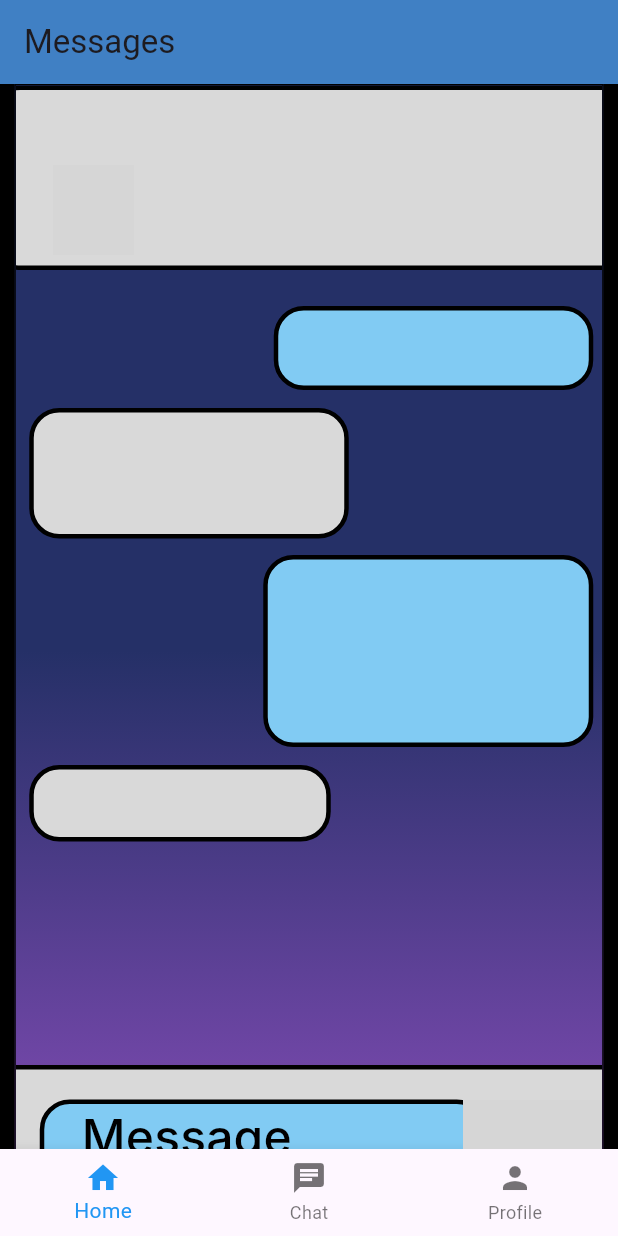
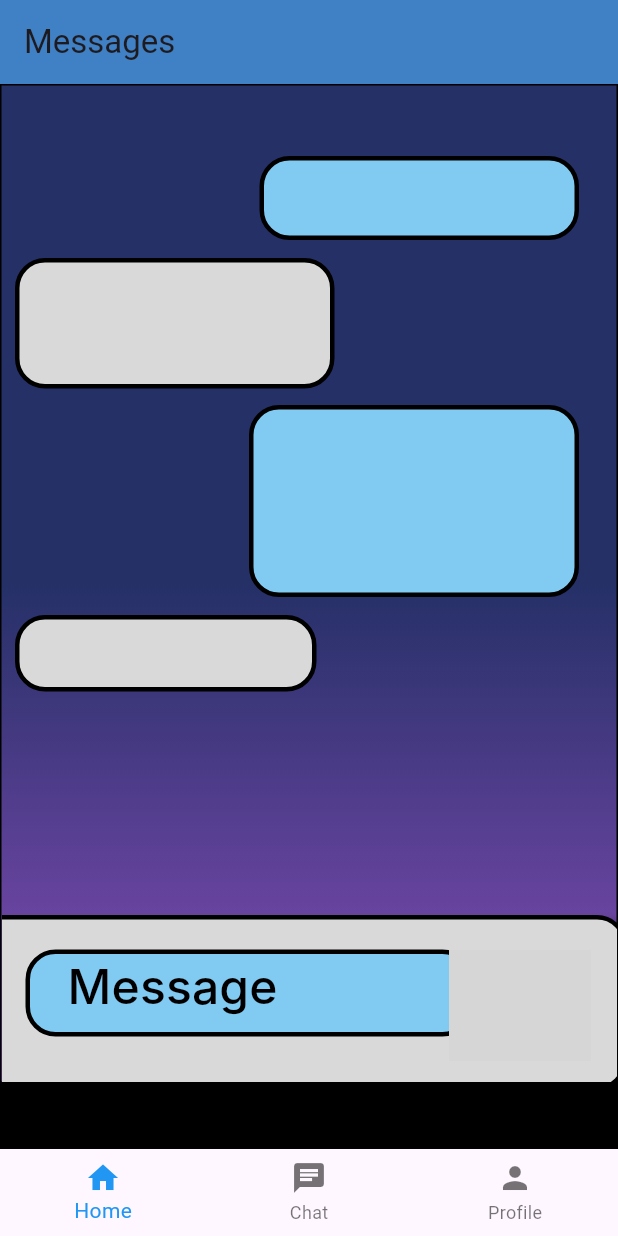
Before and after one commit to DueroBone/tech_120_app, a Flutter app: the MakeFullscreen screen opened directly, on a phone screen of 412 x 824 dp. Run offline on Flutter 3.47's test engine with Material 3 defaults, Android fonts, the light colour scheme and no system bars; our stand-ins replace shared_preferences; accounts and stored records are empty; network calls fail; Roboto replaces fonts that are missing (Inter); grey boxes are pictures that could not be loaded.

```diff
--- a/lib/Middleware/models/user.dart
+++ b/lib/Middleware/models/user.dart
@@ -1,11 +1,11 @@
 import 'dart:ui';
-
+import 'package:flutter/widgets.dart';
 import 'package:tech_120_app/Middleware/models/auth_token.dart';
 
 class User {
   final AuthToken authToken;
   final String name;
-  final Image? avatar;
+  final Widget? avatar;
   final bool isMentor;
 
   User(this.authToken, this.name, this.avatar, this.isMentor);
--- a/lib/Views/Generated/Mentor Messaging/Mentor_Messaging.dart
+++ b/lib/Views/Generated/Mentor Messaging/Mentor_Messaging.dart
@@ -1,12 +1,13 @@
 import 'package:flutter/material.dart';
+
 class MessagingStudentSide extends StatelessWidget {
   @override
   Widget build(BuildContext context) {
     return Column(
       children: [
         Container(
-          width: 393,
-          height: 756,
+          width: 420,
+          height: 666,
           clipBehavior: Clip.antiAlias,
           decoration: ShapeDecoration(
             gradient: LinearGradient(
@@ -21,41 +22,14 @@ class MessagingStudentSide extends StatelessWidget {
                 blurRadius: 8,
                 offset: Offset(0, 4),
                 spreadRadius: 0,
-              )
+              ),
             ],
           ),
           child: Stack(
             children: [
               Positioned(
-                left: -17,
-                top: 0,
-                child: Container(
-                  width: 434,
-                  height: 123,
-                  child: Stack(
-                    children: [
-                      Positioned(
-                        left: 0,
-                        top: 0,
-                        child: Container(
-                          width: 434,
-                          height: 123,
-                          decoration: ShapeDecoration(
-                            color: const Color(0xFFD9D9D9),
-                            shape: RoundedRectangleBorder(
-                              side: BorderSide(width: 3),
-                              borderRadius: BorderRadius.circular(20),
-                            ),
-                          ),
-                        ),
-                      ),
-                    ],
-                  ),
-                ),
-              ),
-              Positioned(
                 left: -21,
-                top: 653,
+                top: 553,
                 child: Container(
                   width: 438,
                   height: 117,
@@ -66,7 +40,7 @@ class MessagingStudentSide extends StatelessWidget {
                         blurRadius: 4,
                         offset: Offset(0, 4),
                         spreadRadius: 0,
-                      )
+                      ),
                     ],
                   ),
                   child: Stack(
@@ -92,7 +66,7 @@ class MessagingStudentSide extends StatelessWidget {
               ),
               Positioned(
                 left: 16,
-                top: 676,
+                top: 576,
                 child: Container(
                   width: 298,
                   height: 58,
@@ -119,7 +93,7 @@ class MessagingStudentSide extends StatelessWidget {
               ),
               Positioned(
                 left: 44,
-                top: 690,
+                top: 590,
                 child: SizedBox(
                   width: 173.15,
                   height: 30.21,
@@ -138,11 +112,13 @@ class MessagingStudentSide extends StatelessWidget {
               ),
               Positioned(
                 left: 298,
-                top: 750.24,
+                top: 650.24,
                 child: Opacity(
                   opacity: 0.90,
                   child: Container(
-                    transform: Matrix4.identity()..translate(0.0, 0.0)..rotateZ(-1.57),
+                    transform: Matrix4.identity()
+                      ..translate(0.0, 0.0)
+                      ..rotateZ(-1.57),
                     width: 74.24,
                     height: 95,
                     decoration: BoxDecoration(
@@ -156,7 +132,7 @@ class MessagingStudentSide extends StatelessWidget {
               ),
               Positioned(
                 left: 172,
-                top: 147,
+                top: 47,
                 child: Container(
                   width: 213,
                   height: 56,
@@ -183,7 +159,7 @@ class MessagingStudentSide extends StatelessWidget {
               ),
               Positioned(
                 left: 9,
-                top: 215,
+                top: 115,
                 child: Container(
                   width: 213,
                   height: 87,
@@ -210,7 +186,7 @@ class MessagingStudentSide extends StatelessWidget {
               ),
               Positioned(
                 left: 165,
-                top: 313,
+                top: 213,
                 child: Container(
                   width: 220,
                   height: 128,
@@ -237,7 +213,7 @@ class MessagingStudentSide extends StatelessWidget {
               ),
               Positioned(
                 left: 9,
-                top: 453,
+                top: 353,
                 child: Container(
                   width: 201,
                   height: 51,
@@ -264,14 +240,16 @@ class MessagingStudentSide extends StatelessWidget {
               ),
               Positioned(
                 left: 79,
-                top: 113,
+                top: -33,
                 child: Container(
-                  transform: Matrix4.identity()..translate(0.0, 0.0)..rotateZ(3.14),
+                  transform: Matrix4.identity()
+                    ..translate(0.0, 0.0)
+                    ..rotateZ(3.14),
                   width: 54,
                   height: 60,
                   decoration: BoxDecoration(
                     image: DecorationImage(
-                      image: NetworkImage("https://placehold.co/54x60"),
+                      image: Image.asset('assets/images/pic1.jpg').image,
                       fit: BoxFit.contain,
                     ),
                   ),
--- a/pubspec.yaml
+++ b/pubspec.yaml
@@ -45,6 +45,11 @@ flutter:
   #   - images/a_dot_ham.jpeg
   assets:
     - assets/images/blank_profile_pic.png
+    - assets/images/pic0.jpg
+    - assets/images/pic1.jpg
+    - assets/images/pic2.jpg
+    - assets/images/pic3.jpg
+    - assets/images/pic4.jpg
 
   # An image asset can refer to one or more resolution-specific "variants", see
   # https://flutter.dev/to/resolution-aware-images
```
Also changed, not shown: lib/Components/Manual/contact_entry.dart (+33 -5 lines), lib/Middleware/local_storage.dart (+5 -2 lines), lib/Views/Generated/Student Messages-Home Button/Student_Messages_Home_Button.dart (+9 -4 lines), lib/Views/Manual/example_display_listof_mentors.dart (+6 -6 lines), lib/Views/Manual/student_messages_view.dart (added, +17 -0 lines), assets/images/pic0.jpg (added), assets/images/pic1.jpg (added), assets/images/pic2.jpg (added), assets/images/pic3.jpg (added), assets/images/pic4.jpg (added).
